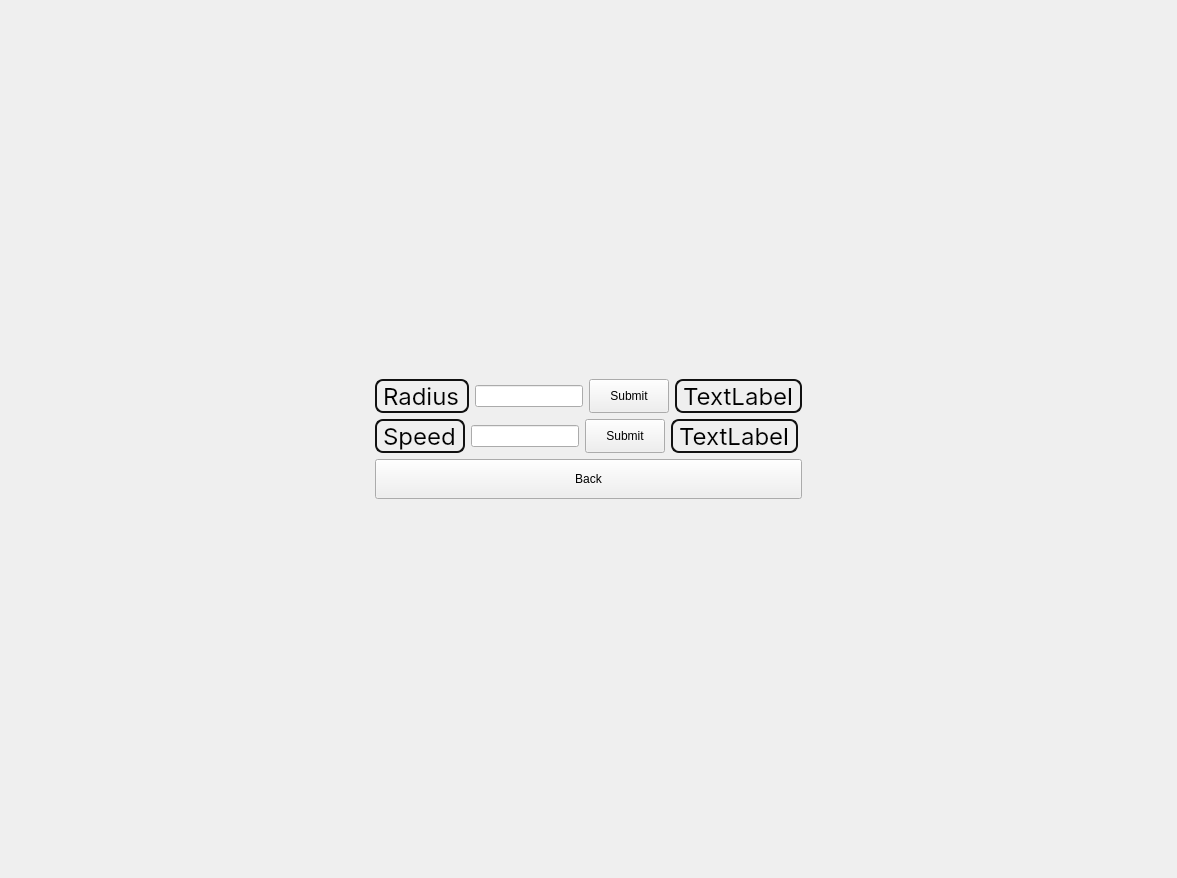
Old version of the form assets/UI/agent_settings.ui in the repository VitalyCone/Anthill.
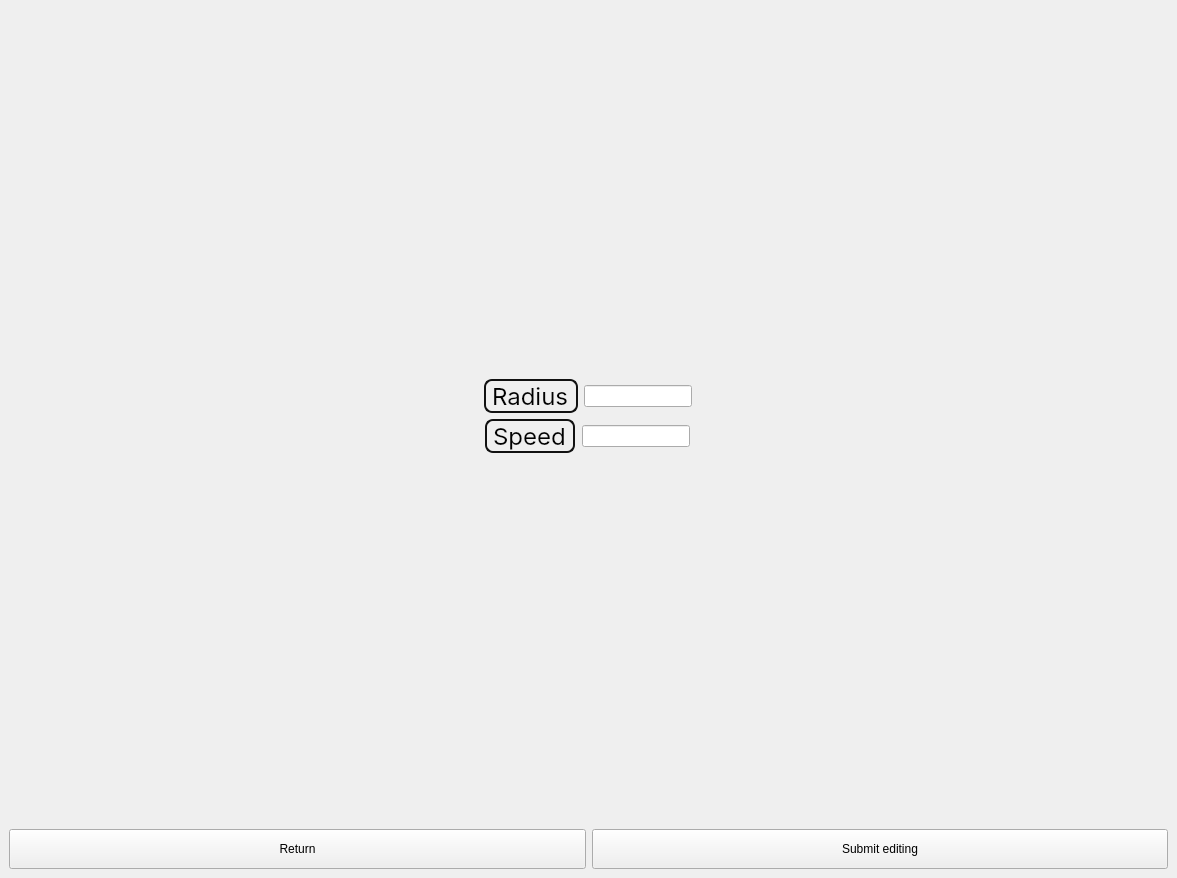
New version of the form.

```diff
--- a/assets/UI/agent_settings.ui
+++ b/assets/UI/agent_settings.ui
@@ -10,83 +10,28 @@
     <height>878</height>
    </rect>
   </property>
+  <property name="sizePolicy">
+   <sizepolicy hsizetype="Expanding" vsizetype="Expanding">
+    <horstretch>0</horstretch>
+    <verstretch>0</verstretch>
+   </sizepolicy>
+  </property>
   <property name="windowTitle">
    <string>MainWindow</string>
   </property>
   <widget class="QWidget" name="centralwidget">
    <layout class="QVBoxLayout" name="verticalLayout">
     <item>
+     <widget class="QWidget" name="widget" native="true">
+      <property name="sizePolicy">
+       <sizepolicy hsizetype="Expanding" vsizetype="Expanding">
+        <horstretch>0</horstretch>
+        <verstretch>0</verstretch>
+       </sizepolicy>
+      </property>
+      <layout class="QVBoxLayout" name="verticalLayout_2">
+       <item>
      <layout class="QGridLayout" name="gridLayout">
-      <item row="2" column="0">
-       <widget class="QPushButton" name="return_button_agent_settings">
-        <property name="maximumSize">
-         <size>
-          <width>16777215</width>
-          <height>40</height>
-         </size>
-        </property>
-        <property name="styleSheet">
-         <string notr="true">QPushButton {
-  align-items: center;
-  background-color: #c2fab1;
-  border: 2px solid #111;
-  border-radius: 8px;
-  box-sizing: border-box;
-  color: #111;
-  cursor: pointer;
-  display: flex;
-  font-family: Inter,sans-serif;
-  font-size: 16px;
-  height: 100px;
-  justify-content: center;
-  padding: 0 25px;
-  position: relative;
-  text-align: center;
-  text-decoration: none;
-  user-select: none;
-  -webkit-user-select: none;
-  touch-action: manipulation;
-}
-
-QPushButton:after {
-  background-color: #111;
-  border-radius: 8px;
-  content: &quot;&quot;;
-  display: block;
-  height:100px;
-  left: 0;
-  width: 100%;
-  position: absolute;
-  top: -2px;
-  transform: translate(8px, 8px);
-  transition: transform .2s ease-out;
-  z-index: -1;
-}
-
-QPushButton:hover:after {
-  transform: translate(0, 0);
-}
-
-QPushButton:active {
-  background-color: #c2fab1;
-  outline: 0;
-}
-
-QPushButton:hover {
-  outline: 0;
-}
-
-@media (min-width: 768px) {
-  QPushButton {
-    padding: 0 40px;
-  }
-}</string>
-        </property>
-        <property name="text">
-         <string>Back</string>
-        </property>
-       </widget>
-      </item>
       <item row="1" column="0">
        <layout class="QHBoxLayout" name="horizontalLayout">
         <item>
@@ -121,104 +66,6 @@
           </property>
          </widget>
         </item>
-        <item>
-         <widget class="QPushButton" name="speed_submit_button">
-          <property name="sizePolicy">
-           <sizepolicy hsizetype="Maximum" vsizetype="Maximum">
-            <horstretch>0</horstretch>
-            <verstretch>0</verstretch>
-           </sizepolicy>
-          </property>
-          <property name="maximumSize">
-           <size>
-            <width>16777215</width>
-            <height>40</height>
-           </size>
-          </property>
-          <property name="styleSheet">
-           <string notr="true">QPushButton {
-  align-items: center;
-  background-color: #c2fab1;
-  border: 2px solid #111;
-  border-radius: 8px;
-  box-sizing: border-box;
-  color: #111;
-  cursor: pointer;
-  display: flex;
-  font-family: Inter,sans-serif;
-  font-size: 16px;
-  height: 100px;
-  justify-content: center;
-  padding: 0 25px;
-  position: relative;
-  text-align: center;
-  text-decoration: none;
-  user-select: none;
-  -webkit-user-select: none;
-  touch-action: manipulation;
-}
-
-QPushButton:after {
-  background-color: #111;
-  border-radius: 8px;
-  content: &quot;&quot;;
-  display: block;
-  height:100px;
-  left: 0;
-  width: 100%;
-  position: absolute;
-  top: -2px;
-  transform: translate(8px, 8px);
-  transition: transform .2s ease-out;
-  z-index: -1;
-}
-
-QPushButton:hover:after {
-  transform: translate(0, 0);
-}
-
-QPushButton:active {
-  background-color: #c2fab1;
-  outline: 0;
-}
-
-QPushButton:hover {
-  outline: 0;
-}
-
-@media (min-width: 768px) {
-  QPushButton {
-    padding: 0 40px;
-  }
-}</string>
-          </property>
-          <property name="text">
-           <string>Submit</string>
-          </property>
-         </widget>
-        </item>
-        <item>
-         <widget class="QLabel" name="current_speed_label">
-          <property name="sizePolicy">
-           <sizepolicy hsizetype="Maximum" vsizetype="Maximum">
-            <horstretch>0</horstretch>
-            <verstretch>0</verstretch>
-           </sizepolicy>
-          </property>
-          <property name="styleSheet">
-           <string notr="true">QLabel{
-  font-family: Inter,sans-serif;
-  font-size: 24px;
-  align-items: center;
-  border: 2px solid #111;
-  border-radius: 8px;
-}</string>
-          </property>
-          <property name="text">
-           <string>TextLabel</string>
-          </property>
-         </widget>
-        </item>
        </layout>
       </item>
       <item row="0" column="0">
@@ -262,10 +109,22 @@
           </property>
          </widget>
         </item>
+          </layout>
+         </item>
+        </layout>
+       </item>
+      </layout>
+     </widget>
+    </item>
         <item>
-         <widget class="QPushButton" name="radius_submit_button">
+     <layout class="QHBoxLayout" name="horizontalLayout_3">
+      <property name="sizeConstraint">
+       <enum>QLayout::SetDefaultConstraint</enum>
+      </property>
+      <item>
+       <widget class="QPushButton" name="return_button_agent_settings">
           <property name="sizePolicy">
-           <sizepolicy hsizetype="Maximum" vsizetype="Maximum">
+         <sizepolicy hsizetype="Minimum" vsizetype="Minimum">
             <horstretch>0</horstretch>
             <verstretch>0</verstretch>
            </sizepolicy>
@@ -334,39 +193,85 @@
 }</string>
           </property>
           <property name="text">
-           <string>Submit</string>
+         <string>Return</string>
           </property>
          </widget>
         </item>
         <item>
-         <widget class="QLabel" name="current_radius_label">
-          <property name="sizePolicy">
-           <sizepolicy hsizetype="Maximum" vsizetype="Maximum">
-            <horstretch>0</horstretch>
-            <verstretch>0</verstretch>
-           </sizepolicy>
-          </property>
-          <property name="layoutDirection">
-           <enum>Qt::LeftToRight</enum>
+       <widget class="QPushButton" name="submit_editing_agent_settings">
+        <property name="minimumSize">
+         <size>
+          <width>0</width>
+          <height>40</height>
+         </size>
+        </property>
+        <property name="maximumSize">
+         <size>
+          <width>16777215</width>
+          <height>40</height>
+         </size>
           </property>
           <property name="styleSheet">
-           <string notr="true">QLabel{
-  font-family: Inter,sans-serif;
-  font-size: 24px;
+         <string notr="true">QPushButton {
   align-items: center;
+  background-color: #c2fab1;
   border: 2px solid #111;
   border-radius: 8px;
+  box-sizing: border-box;
+  color: #111;
+  cursor: pointer;
+  display: flex;
+  font-family: Inter,sans-serif;
+  font-size: 16px;
+  height: 100px;
+  justify-content: center;
+  padding: 0 25px;
+  position: relative;
+  text-align: center;
+  text-decoration: none;
+  user-select: none;
+  -webkit-user-select: none;
+  touch-action: manipulation;
+}
+
+QPushButton:after {
+  background-color: #111;
+  border-radius: 8px;
+  content: &quot;&quot;;
+  display: block;
+  height:100px;
+  left: 0;
+  width: 100%;
+  position: absolute;
+  top: -2px;
+  transform: translate(8px, 8px);
+  transition: transform .2s ease-out;
+  z-index: -1;
+}
+
+QPushButton:hover:after {
+  transform: translate(0, 0);
+}
+
+QPushButton:active {
+  background-color: #c2fab1;
+  outline: 0;
+}
+
+QPushButton:hover {
+  outline: 0;
+}
+
+@media (min-width: 768px) {
+  QPushButton {
+    padding: 0 40px;
+  }
 }</string>
           </property>
-          <property name="frameShape">
-           <enum>QFrame::NoFrame</enum>
-          </property>
           <property name="text">
-           <string>TextLabel</string>
-          </property>
-         </widget>
-        </item>
-       </layout>
+         <string>Submit editing</string>
+        </property>
+       </widget>
       </item>
      </layout>
     </item>
```
Left out of the diff: 4 changed lines with no effect on the pictures. Lines whose indentation alone changed are shown as unchanged.
